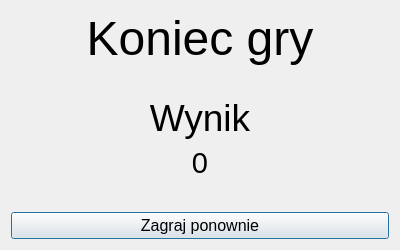
First picture: the form in oknoprzegranej.ui, repository Wirgiliusz/FlyAndShoot, before the edit.
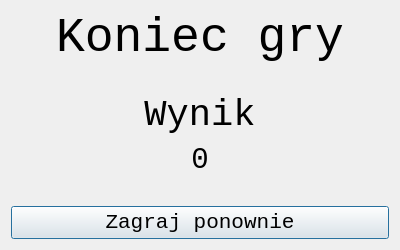
Second picture: the form after the edit.

```diff
--- a/oknoprzegranej.ui
+++ b/oknoprzegranej.ui
@@ -10,6 +10,11 @@
     <height>250</height>
    </rect>
   </property>
+  <property name="font">
+   <font>
+    <family>Courier New</family>
+   </font>
+  </property>
   <property name="windowTitle">
    <string>Dialog</string>
   </property>
@@ -18,7 +23,8 @@
     <widget class="QPushButton" name="pushButtonZagrajPonownie">
      <property name="font">
       <font>
-       <pointsize>12</pointsize>
+       <family>Courier New</family>
+       <pointsize>16</pointsize>
       </font>
      </property>
      <property name="text">
@@ -56,6 +62,7 @@
      </property>
      <property name="font">
       <font>
+       <family>Courier New</family>
        <pointsize>22</pointsize>
       </font>
      </property>
```
